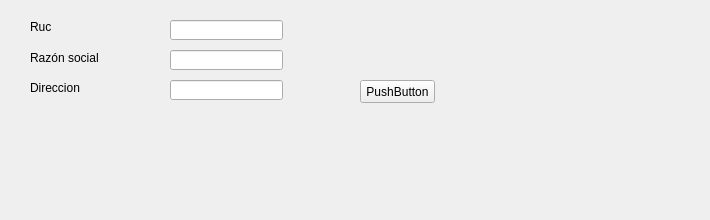
This is ManagerM/ui_new_venta_factura.ui in janfranco27/TheProyect as Qt 5 draws it before an edit. The edited form follows.
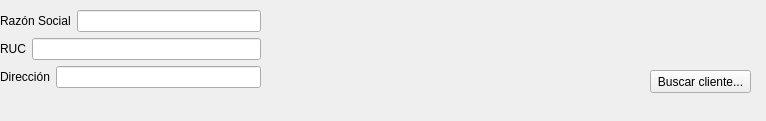
This is the edited form.

The edit to the form file:
```diff
--- a/ManagerM/ui_new_venta_factura.ui
+++ b/ManagerM/ui_new_venta_factura.ui
@@ -6,93 +6,78 @@
    <rect>
     <x>0</x>
     <y>0</y>
-    <width>710</width>
-    <height>220</height>
+    <width>766</width>
+    <height>121</height>
    </rect>
   </property>
   <property name="windowTitle">
    <string>Form</string>
   </property>
-  <widget class="QLabel" name="label">
+  <widget class="QWidget" name="layoutWidget">
    <property name="geometry">
     <rect>
-     <x>30</x>
-     <y>20</y>
-     <width>46</width>
-     <height>13</height>
+     <x>0</x>
+     <y>10</y>
+     <width>261</width>
+     <height>80</height>
     </rect>
    </property>
-   <property name="text">
-    <string>Ruc</string>
-   </property>
+   <layout class="QGridLayout" name="gridLayout">
+    <item row="0" column="0">
+     <layout class="QHBoxLayout" name="horizontalLayout">
+      <item>
+       <widget class="QLabel" name="label">
+        <property name="text">
+         <string>Razón Social</string>
+        </property>
+       </widget>
+      </item>
+      <item>
+       <widget class="QLineEdit" name="lineEdit"/>
+      </item>
+     </layout>
+    </item>
+    <item row="1" column="0">
+     <layout class="QHBoxLayout" name="horizontalLayout_2">
+      <item>
+       <widget class="QLabel" name="label_2">
+        <property name="text">
+         <string>RUC</string>
+        </property>
+       </widget>
+      </item>
+      <item>
+       <widget class="QLineEdit" name="lineEdit_2"/>
+      </item>
+     </layout>
+    </item>
+    <item row="2" column="0">
+     <layout class="QHBoxLayout" name="horizontalLayout_3">
+      <item>
+       <widget class="QLabel" name="label_3">
+        <property name="text">
+         <string>Dirección</string>
+        </property>
+       </widget>
+      </item>
+      <item>
+       <widget class="QLineEdit" name="lineEdit_3"/>
+      </item>
+     </layout>
+    </item>
+   </layout>
   </widget>
-  <widget class="QLabel" name="label_2">
+  <widget class="QPushButton" name="pushButton">
    <property name="geometry">
     <rect>
-     <x>30</x>
-     <y>50</y>
-     <width>81</width>
-     <height>16</height>
-    </rect>
-   </property>
-   <property name="text">
-    <string>Razón social</string>
-   </property>
-  </widget>
-  <widget class="QLineEdit" name="lineEdit">
-   <property name="geometry">
-    <rect>
-     <x>170</x>
-     <y>20</y>
-     <width>113</width>
-     <height>20</height>
-    </rect>
-   </property>
-  </widget>
-  <widget class="QLineEdit" name="lineEdit_2">
-   <property name="geometry">
-    <rect>
-     <x>170</x>
-     <y>50</y>
-     <width>113</width>
-     <height>20</height>
-    </rect>
-   </property>
-  </widget>
-  <widget class="QPushButton" name="pushButton_2">
-   <property name="geometry">
-    <rect>
-     <x>360</x>
-     <y>80</y>
-     <width>75</width>
+     <x>650</x>
+     <y>70</y>
+     <width>101</width>
      <height>23</height>
     </rect>
    </property>
    <property name="text">
-    <string>PushButton</string>
-   </property>
-  </widget>
-  <widget class="QLabel" name="label_4">
-   <property name="geometry">
-    <rect>
-     <x>30</x>
-     <y>80</y>
-     <width>81</width>
-     <height>16</height>
-    </rect>
-   </property>
-   <property name="text">
-    <string>Direccion</string>
-   </property>
-  </widget>
-  <widget class="QLineEdit" name="lineEdit_4">
-   <property name="geometry">
-    <rect>
-     <x>170</x>
-     <y>80</y>
-     <width>113</width>
-     <height>20</height>
-    </rect>
+    <string>Buscar cliente...</string>
    </property>
   </widget>
  </widget>
```
